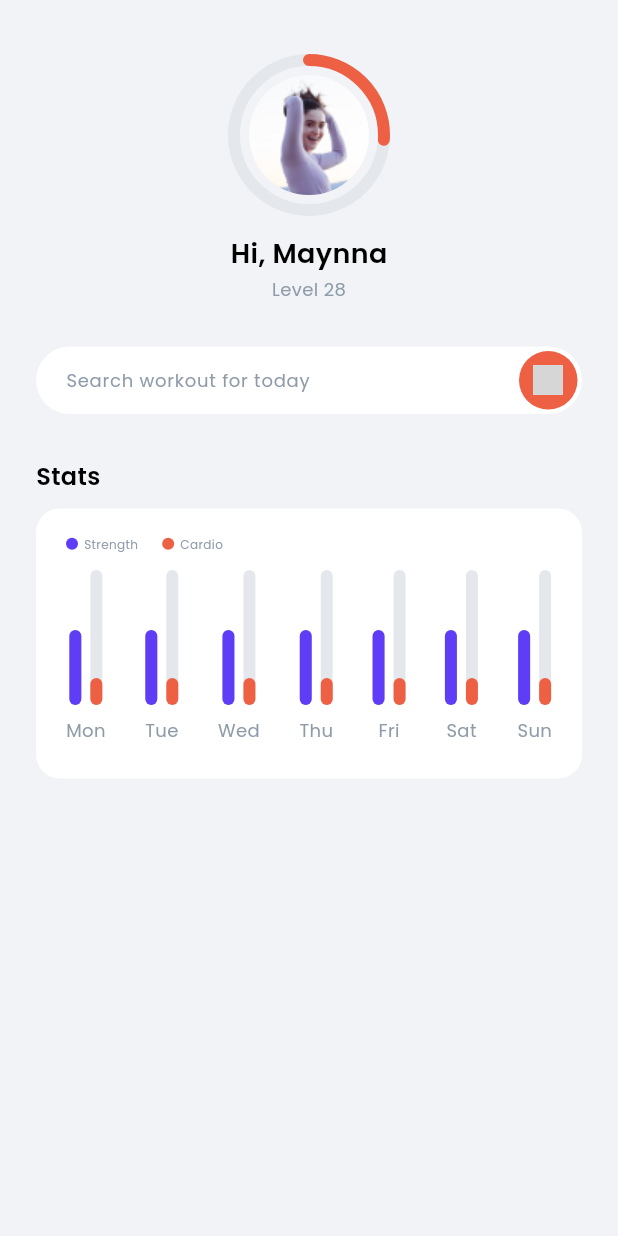
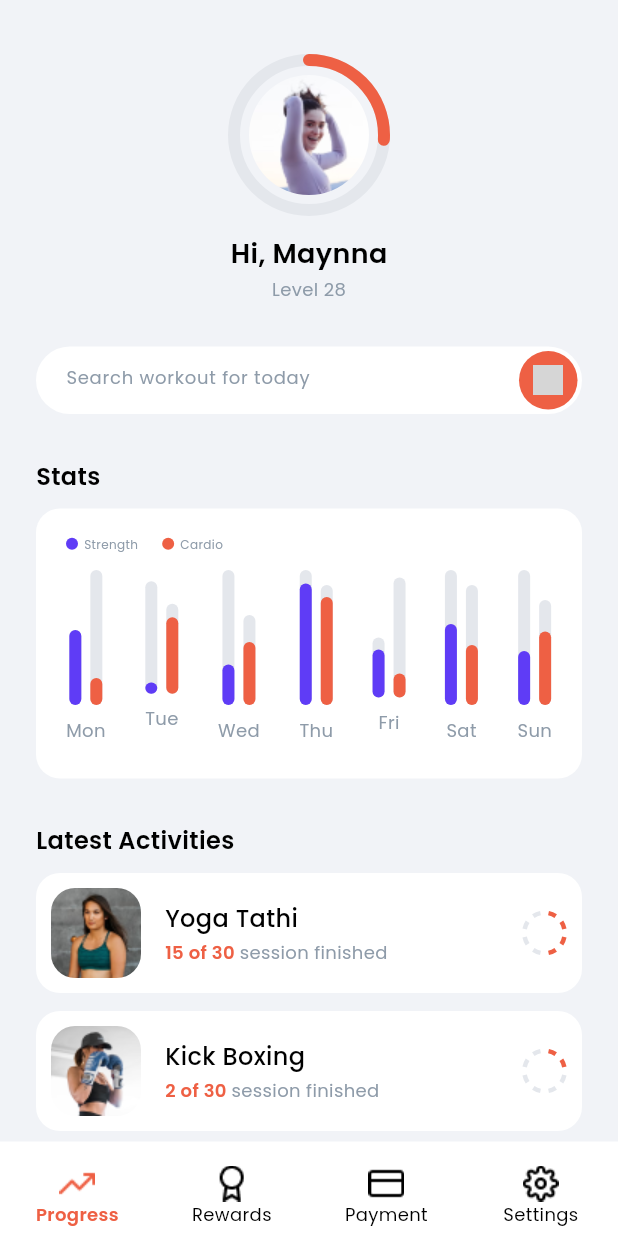
Before and after one commit to zidanzizo/workout-today-app, a Flutter app: the screen it shows after launch, on a phone screen of 412 x 824 dp. Run offline on Flutter 3.47's test engine with Material 3 defaults, Android fonts, the phone set to English and light mode, and no system bars; drawn by our look-alikes of step_progress_indicator; our stand-ins replace google_fonts; grey boxes are pictures that could not be loaded.

Commit message:
finishing slicing UI from figma

```diff
--- a/lib/main.dart
+++ b/lib/main.dart
@@ -1,6 +1,7 @@
 import 'package:flutter/material.dart';
 import 'package:google_fonts/google_fonts.dart';
 import 'package:workout_today_app/presentation/page/home_page.dart';
+import 'package:workout_today_app/presentation/page/main_page.dart';
 import 'package:workout_today_app/shared/theme.dart';
 
 void main() {
@@ -13,6 +14,7 @@ class MyApp extends StatelessWidget {
   @override
   Widget build(BuildContext context) {
     return MaterialApp(
+      debugShowCheckedModeBanner: false,
       title: 'Flutter Demo',
       theme: ThemeData(
         scaffoldBackgroundColor: bodyBackgroundColor,
@@ -21,7 +23,8 @@ class MyApp extends StatelessWidget {
         useMaterial3: true,
       ),
       routes: {
-        '/': (context) => const HomePage(),
+        '/': (context) => const MainPage(),
+        '/home': (context) => const HomePage(),
       },
     );
   }
--- a/lib/presentation/page/home_page.dart
+++ b/lib/presentation/page/home_page.dart
@@ -1,5 +1,8 @@
 import 'package:flutter/material.dart';
 import 'package:workout_today_app/presentation/widgets/daily_stat_indicator_item.dart';
+import 'package:workout_today_app/presentation/widgets/home_activities_list_item.dart';
+import 'package:workout_today_app/presentation/widgets/home_modal_bottom_item.dart';
+import 'package:workout_today_app/presentation/widgets/home_trend_list_item.dart';
 import 'package:workout_today_app/shared/theme.dart';
 
 class HomePage extends StatelessWidget {
@@ -7,16 +10,90 @@ class HomePage extends StatelessWidget {
 
   @override
   Widget build(BuildContext context) {
-    return Scaffold(
-      body: SafeArea(
+    return SafeArea(
       child: ListView(
         padding: const EdgeInsets.symmetric(horizontal: defaultMargin),
         children: [
-            profileSection(),
+          profileSection(context),
           searchSection(),
           statisticSection(context),
+          latestActivitiesSection(),
+          trendSection(),
         ],
       ),
+    );
+  }
+
+  Container trendSection() {
+    return Container(
+      margin: const EdgeInsets.only(bottom: 40),
+      child: Column(
+        crossAxisAlignment: CrossAxisAlignment.start,
+        children: [
+          Text(
+            'Trend This Week',
+            style: titleTextStyle.copyWith(
+              fontSize: 16,
+            ),
+          ),
+          const SizedBox(
+            height: 10,
+          ),
+          const SingleChildScrollView(
+            scrollDirection: Axis.horizontal,
+            child: Row(
+              children: [
+                HomeTrendListItem(
+                  imageUrl: 'assets/img_trend1.png',
+                  title: 'Calistech',
+                  content: '3 hrs • Intermediate',
+                  isNew: true,
+                ),
+                HomeTrendListItem(
+                  imageUrl: 'assets/img_trend2.png',
+                  title: 'Bike Cycling',
+                  content: '45 mins • Beginner',
+                ),
+              ],
+            ),
+          )
+        ],
+      ),
+    );
+  }
+
+  Widget latestActivitiesSection() {
+    return Container(
+      margin: const EdgeInsets.only(bottom: 18),
+      child: Column(
+        crossAxisAlignment: CrossAxisAlignment.start,
+        children: [
+          Text(
+            'Latest Activities',
+            style: titleTextStyle.copyWith(
+              fontSize: 16,
+            ),
+          ),
+          const SizedBox(
+            height: 10,
+          ),
+          const Column(
+            children: [
+              HomeActivitiesListItem(
+                imageUrl: 'assets/img_activity1.png',
+                name: 'Yoga Tathi',
+                sessionFinished: 15,
+                sessionFinishedProgressCount: 4,
+              ),
+              HomeActivitiesListItem(
+                imageUrl: 'assets/img_activity2.png',
+                name: 'Kick Boxing',
+                sessionFinished: 2,
+                sessionFinishedProgressCount: 2,
+              ),
+            ],
+          )
+        ],
       ),
     );
   }
@@ -66,45 +143,45 @@ class HomePage extends StatelessWidget {
                       title: 'Mon',
                     ),
                     DailyStatIndicatorItem(
-                      totalValue1: 50,
-                      totalValue2: 90,
-                      percentage1: 1,
-                      percentage2: 0.2,
+                      totalValue1: 75,
+                      totalValue2: 60,
+                      percentage1: 0.1,
+                      percentage2: 0.85,
                       title: 'Tue',
                     ),
                     DailyStatIndicatorItem(
-                      totalValue1: 50,
-                      totalValue2: 90,
-                      percentage1: 1,
-                      percentage2: 0.2,
+                      totalValue1: 90,
+                      totalValue2: 60,
+                      percentage1: 0.3,
+                      percentage2: 0.7,
                       title: 'Wed',
                     ),
                     DailyStatIndicatorItem(
-                      totalValue1: 50,
-                      totalValue2: 90,
-                      percentage1: 1,
-                      percentage2: 0.2,
+                      totalValue1: 90,
+                      totalValue2: 80,
+                      percentage1: 0.9,
+                      percentage2: 0.9,
                       title: 'Thu',
                     ),
                     DailyStatIndicatorItem(
-                      totalValue1: 50,
-                      totalValue2: 90,
-                      percentage1: 1,
+                      totalValue1: 40,
+                      totalValue2: 80,
+                      percentage1: 0.8,
                       percentage2: 0.2,
                       title: 'Fri',
                     ),
                     DailyStatIndicatorItem(
-                      totalValue1: 50,
-                      totalValue2: 90,
-                      percentage1: 1,
-                      percentage2: 0.2,
+                      totalValue1: 90,
+                      totalValue2: 80,
+                      percentage1: 0.6,
+                      percentage2: 0.5,
                       title: 'Sat',
                     ),
                     DailyStatIndicatorItem(
-                      totalValue1: 50,
-                      totalValue2: 90,
-                      percentage1: 1,
-                      percentage2: 0.2,
+                      totalValue1: 90,
+                      totalValue2: 70,
+                      percentage1: 0.4,
+                      percentage2: 0.7,
                       title: 'Sun',
                     ),
                   ],
@@ -159,11 +236,11 @@ class HomePage extends StatelessWidget {
             child: TextField(
               cursorHeight: 14,
               style: contentTextStyle.copyWith(color: blackColor),
-              textAlignVertical: TextAlignVertical.center,
+              textAlignVertical: TextAlignVertical.top,
               decoration: InputDecoration(
                 contentPadding: const EdgeInsets.symmetric(
                   horizontal: 20,
-                  vertical: 14,
+                  vertical: 15,
                 ),
                 hintText: 'Search workout for today',
                 hintStyle: contentTextStyle,
@@ -196,8 +273,55 @@ class HomePage extends StatelessWidget {
     );
   }
 
-  Widget profileSection() {
-    return Container(
+  Widget profileSection(BuildContext context) {
+    return GestureDetector(
+      onTap: () {
+        showModalBottomSheet(
+          context: context,
+          backgroundColor: whiteColor,
+          builder: (context) => Container(
+            height: 430,
+            padding: const EdgeInsets.fromLTRB(defaultMargin, 37, defaultMargin, 30),
+            width: MediaQuery.of(context).size.width,
+            decoration: BoxDecoration(
+              borderRadius: const BorderRadius.vertical(
+                top: Radius.circular(50),
+              ),
+              color: whiteColor,
+            ),
+            child: Column(
+              children: [
+                Text(
+                  'Set Your Goal',
+                  style: titleTextStyle.copyWith(fontSize: 22),
+                ),
+                const SizedBox(
+                  height: 10,
+                ),
+                Text(
+                  'Our A.I will help you to get\nthe best result ever',
+                  style: contentTextStyle.copyWith(fontSize: 16),
+                  textAlign: TextAlign.center,
+                ),
+                const SizedBox(
+                  height: 30,
+                ),
+                const HomeModalBottomItem(
+                  title: 'Lose Body Fat',
+                ),
+                const HomeModalBottomItem(
+                  title: 'Marathon 10K',
+                  isSelected: true,
+                ),
+                const HomeModalBottomItem(
+                  title: 'Muscle Engage',
+                ),
+              ],
+            ),
+          ),
+        );
+      },
+      child: Container(
         margin: const EdgeInsets.only(top: 40, bottom: 30),
         child: Column(
           crossAxisAlignment: CrossAxisAlignment.center,
@@ -210,7 +334,6 @@ class HomePage extends StatelessWidget {
                   width: 100,
                   decoration: const BoxDecoration(
                     shape: BoxShape.circle,
-                  // color: greyColor,
                   ),
                   child: Center(
                     child: ClipRRect(
@@ -252,6 +375,7 @@ class HomePage extends StatelessWidget {
             ),
           ],
         ),
+      ),
     );
   }
 }
--- /dev/null
+++ b/lib/presentation/page/main_page.dart
@@ -0,0 +1,82 @@
+import 'package:flutter/material.dart';
+import 'package:workout_today_app/presentation/page/home_page.dart';
+import 'package:workout_today_app/shared/theme.dart';
+
+class MainPage extends StatefulWidget {
+  const MainPage({super.key});
+
+  @override
+  State<MainPage> createState() => _MainPageState();
+}
+
+class _MainPageState extends State<MainPage> {
+  int currentIndex = 0;
+
+  @override
+  Widget build(BuildContext context) {
+    return Scaffold(
+      body: const HomePage(),
+      bottomNavigationBar: BottomNavigationBar(
+        onTap: (value) {
+          setState(() {
+            currentIndex = value;
+          });
+        },
+        currentIndex: currentIndex,
+        type: BottomNavigationBarType.fixed,
+        showSelectedLabels: true,
+        showUnselectedLabels: true,
+        selectedLabelStyle: TextStyle(
+          fontWeight: semiBold,
+          fontSize: 12,
+        ),
+        selectedItemColor: primaryColor,
+        unselectedItemColor: blackColor,
+        elevation: 0,
+        backgroundColor: whiteColor,
+        items: [
+          BottomNavigationBarItem(
+            icon: Padding(
+              padding: const EdgeInsets.only(top: 10),
+              child: Image.asset(
+                'assets/icon_trend_up.png',
+                color: currentIndex == 0 ? primaryColor : blackColor,
+              ),
+            ),
+            label: 'Progress',
+          ),
+          BottomNavigationBarItem(
+            icon: Padding(
+              padding: const EdgeInsets.only(top: 10),
+              child: Image.asset(
+                'assets/icon_award.png',
+                color: currentIndex == 1 ? primaryColor : blackColor,
+              ),
+            ),
+            label: 'Rewards',
+          ),
+          BottomNavigationBarItem(
+            icon: Padding(
+              padding: const EdgeInsets.only(top: 10),
+              child: Image.asset(
+                'assets/icon_credit_card.png',
+                color: currentIndex == 2 ? primaryColor : blackColor,
+              ),
+            ),
+            label: 'Payment',
+          ),
+          BottomNavigationBarItem(
+            icon: Padding(
+              padding: const EdgeInsets.only(top: 10),
+              child: Image.asset(
+                'assets/icon_setting.png',
+                color: currentIndex == 3 ? primaryColor : blackColor,
+              ),
+            ),
+            label: 'Settings',
+          ),
+        ],
+      ),
+    );
+  }
+}
--- /dev/null
+++ b/lib/presentation/widgets/home_activities_list_item.dart
@@ -0,0 +1,84 @@
+import 'package:flutter/material.dart';
+import 'package:step_progress_indicator/step_progress_indicator.dart';
+import 'package:workout_today_app/shared/theme.dart';
+
+class HomeActivitiesListItem extends StatelessWidget {
+  final String name;
+  final String imageUrl;
+  final int sessionFinished;
+  final int sessionFinishedProgressCount;
+
+  const HomeActivitiesListItem({
+    super.key,
+    required this.name,
+    required this.imageUrl,
+    required this.sessionFinished,
+    required this.sessionFinishedProgressCount,
+  });
+
+  @override
+  Widget build(BuildContext context) {
+    return Container(
+      height: 80,
+      padding: const EdgeInsets.all(10),
+      margin: const EdgeInsets.only(bottom: 12),
+      width: double.infinity,
+      decoration: BoxDecoration(
+        borderRadius: BorderRadius.circular(16),
+        color: whiteColor,
+      ),
+      child: Row(
+        children: [
+          ClipRRect(
+            borderRadius: BorderRadius.circular(16),
+            child: Image.asset(
+              imageUrl,
+              width: 60,
+              fit: BoxFit.cover,
+            ),
+          ),
+          const SizedBox(
+            width: 16,
+          ),
+          Expanded(
+            child: Column(
+              crossAxisAlignment: CrossAxisAlignment.start,
+              mainAxisAlignment: MainAxisAlignment.center,
+              children: [
+                Text(
+                  name,
+                  style: subtitleTextStyle,
+                ),
+                const SizedBox(
+                  height: 2,
+                ),
+                Row(
+                  children: [
+                    Text(
+                      '$sessionFinished of 30 ',
+                      style: orangeTextStyle,
+                    ),
+                    Text(
+                      'session finished',
+                      style: contentTextStyle,
+                    ),
+                  ],
+                ),
+              ],
+            ),
+          ),
+          CircularStepProgressIndicator(
+            totalSteps: 8,
+            height: 30,
+            width: 30,
+            currentStep: sessionFinishedProgressCount,
+            selectedColor: primaryColor,
+            unselectedColor: greyColor,
+            stepSize: 3,
+            padding: 0.4,
+          ),
+        ],
+      ),
+    );
+  }
+}
--- a/pubspec.yaml
+++ b/pubspec.yaml
@@ -11,9 +11,9 @@ dependencies:
   flutter:
     sdk: flutter
   google_fonts: ^6.1.0
+  step_progress_indicator: ^1.0.2
 
 dev_dependencies:
-
   flutter_lints: ^2.0.0
   flutter_test:
     sdk: flutter
```
Also changed, not shown: lib/presentation/widgets/home_modal_bottom_item.dart (added, +68 -0 lines), lib/presentation/widgets/home_trend_list_item.dart (added, +93 -0 lines), pubspec.lock. Lines whose indentation alone changed are shown as unchanged.
